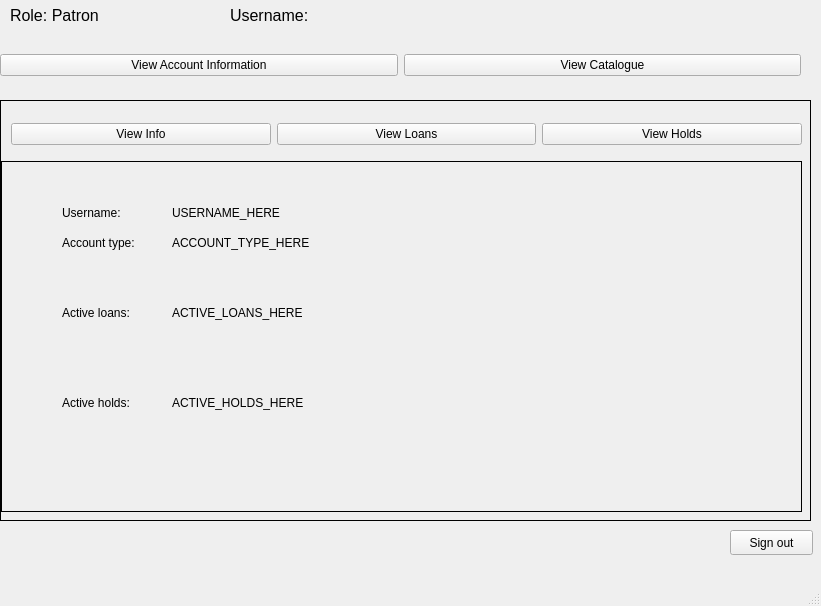
Before: the Qt Designer form testProject/patronwindow.ui in PhiPham1507/HinLIBS, drawn with Qt 5.
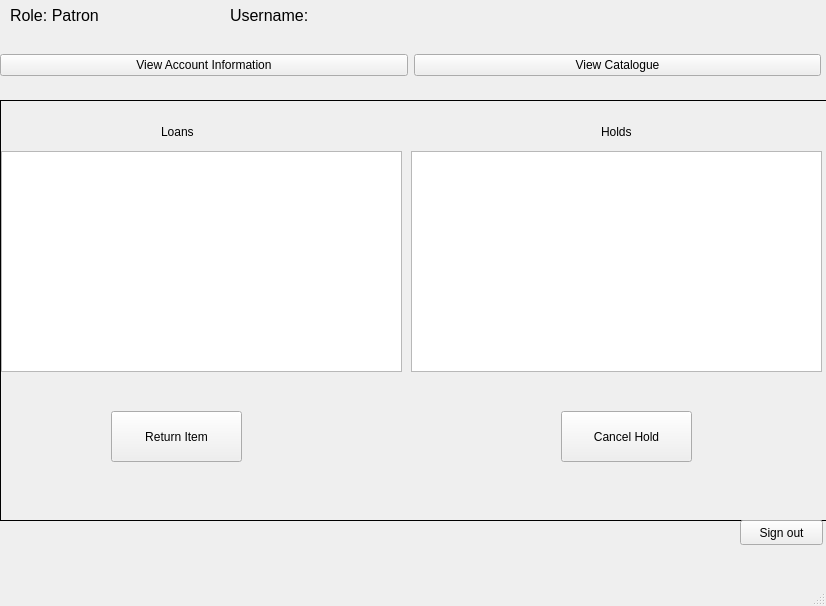
After: the same form once the commit is applied.

Diff of the .ui file:
```diff
--- a/testProject/patronwindow.ui
+++ b/testProject/patronwindow.ui
@@ -6,7 +6,7 @@
    <rect>
     <x>0</x>
     <y>0</y>
-    <width>821</width>
+    <width>826</width>
     <height>606</height>
    </rect>
   </property>
@@ -22,7 +22,7 @@
      <rect>
       <x>0</x>
       <y>40</y>
-      <width>801</width>
+      <width>821</width>
       <height>51</height>
      </rect>
     </property>
@@ -87,7 +87,7 @@
      <rect>
       <x>0</x>
       <y>100</y>
-      <width>811</width>
+      <width>831</width>
       <height>421</height>
      </rect>
     </property>
@@ -102,210 +102,77 @@
     </property>
     <widget class="QWidget" name="page"/>
     <widget class="QWidget" name="accountPage">
-     <widget class="QWidget" name="horizontalLayoutWidget_2">
-      <property name="geometry">
-       <rect>
-        <x>10</x>
-        <y>20</y>
-        <width>791</width>
-        <height>27</height>
-       </rect>
-      </property>
-      <layout class="QHBoxLayout" name="accountLayout">
-       <item>
-        <widget class="QPushButton" name="infoButton">
-         <property name="text">
-          <string>View Info</string>
-         </property>
-        </widget>
-       </item>
-       <item>
-        <widget class="QPushButton" name="loanButton">
-         <property name="text">
-          <string>View Loans</string>
-         </property>
-        </widget>
-       </item>
-       <item>
-        <widget class="QPushButton" name="holdButton">
-         <property name="text">
-          <string>View Holds</string>
-         </property>
-        </widget>
-       </item>
-      </layout>
-     </widget>
-     <widget class="QStackedWidget" name="smallWidget">
+     <widget class="QListWidget" name="loanList">
       <property name="geometry">
        <rect>
         <x>0</x>
-        <y>60</y>
-        <width>801</width>
-        <height>351</height>
+        <y>50</y>
+        <width>401</width>
+        <height>221</height>
        </rect>
       </property>
-      <property name="frameShape">
-       <enum>QFrame::Box</enum>
-      </property>
-      <property name="currentIndex">
-       <number>0</number>
-      </property>
-      <widget class="QWidget" name="infoPage">
-       <widget class="QLabel" name="label">
-        <property name="geometry">
-         <rect>
-          <x>60</x>
-          <y>40</y>
-          <width>81</width>
-          <height>21</height>
-         </rect>
-        </property>
-        <property name="text">
-         <string>Username:</string>
-        </property>
-       </widget>
-       <widget class="QLabel" name="label_2">
+     </widget>
+     <widget class="QListWidget" name="holdList">
         <property name="geometry">
          <rect>
-          <x>60</x>
-          <y>70</y>
-          <width>111</width>
-          <height>21</height>
-         </rect>
-        </property>
-        <property name="text">
-         <string>Account type: </string>
-        </property>
-       </widget>
-       <widget class="QLabel" name="usernameLabel">
+        <x>410</x>
+        <y>50</y>
+        <width>411</width>
+        <height>221</height>
+       </rect>
+      </property>
+     </widget>
+     <widget class="QLabel" name="loanLabel">
         <property name="geometry">
          <rect>
-          <x>170</x>
-          <y>40</y>
-          <width>241</width>
+        <x>160</x>
+        <y>20</y>
+        <width>81</width>
           <height>21</height>
          </rect>
         </property>
         <property name="text">
-         <string>USERNAME_HERE</string>
-        </property>
-       </widget>
-       <widget class="QLabel" name="accountTypeLabel">
+       <string>Loans</string>
+      </property>
+     </widget>
+     <widget class="QLabel" name="holdLabel">
         <property name="geometry">
          <rect>
-          <x>170</x>
-          <y>70</y>
-          <width>241</width>
+        <x>600</x>
+        <y>20</y>
+        <width>81</width>
           <height>21</height>
          </rect>
         </property>
         <property name="text">
-         <string>ACCOUNT_TYPE_HERE</string>
-        </property>
-       </widget>
-       <widget class="QLabel" name="label_3">
+       <string>Holds</string>
+      </property>
+     </widget>
+     <widget class="QPushButton" name="returnButton">
         <property name="geometry">
          <rect>
-          <x>60</x>
-          <y>140</y>
-          <width>111</width>
-          <height>21</height>
+        <x>110</x>
+        <y>310</y>
+        <width>131</width>
+        <height>51</height>
          </rect>
         </property>
         <property name="text">
-         <string>Active loans: </string>
-        </property>
-       </widget>
-       <widget class="QLabel" name="loansLabel">
+       <string>Return Item</string>
+      </property>
+     </widget>
+     <widget class="QPushButton" name="choldButton">
         <property name="geometry">
          <rect>
-          <x>170</x>
-          <y>140</y>
-          <width>241</width>
-          <height>21</height>
+        <x>560</x>
+        <y>310</y>
+        <width>131</width>
+        <height>51</height>
          </rect>
         </property>
         <property name="text">
-         <string>ACTIVE_LOANS_HERE</string>
-        </property>
-       </widget>
-       <widget class="QLabel" name="holdsLabel">
-        <property name="geometry">
-         <rect>
-          <x>170</x>
-          <y>230</y>
-          <width>241</width>
-          <height>21</height>
-         </rect>
-        </property>
-        <property name="text">
-         <string>ACTIVE_HOLDS_HERE</string>
-        </property>
-       </widget>
-       <widget class="QLabel" name="label_4">
-        <property name="geometry">
-         <rect>
-          <x>60</x>
-          <y>230</y>
-          <width>111</width>
-          <height>21</height>
-         </rect>
-        </property>
-        <property name="text">
-         <string>Active holds: </string>
-        </property>
-       </widget>
-      </widget>
-      <widget class="QWidget" name="loanPage">
-       <widget class="QTableWidget" name="tableWidget">
-        <property name="geometry">
-         <rect>
-          <x>10</x>
-          <y>20</y>
-          <width>781</width>
-          <height>321</height>
-         </rect>
-        </property>
-       </widget>
-       <widget class="QLabel" name="swL">
-        <property name="geometry">
-         <rect>
-          <x>280</x>
-          <y>80</y>
-          <width>271</width>
-          <height>91</height>
-         </rect>
-        </property>
-        <property name="text">
-         <string>LOAN PAGE HERE</string>
-        </property>
-       </widget>
-      </widget>
-      <widget class="QWidget" name="holdPage">
-       <widget class="QTableWidget" name="tableWidget_3">
-        <property name="geometry">
-         <rect>
-          <x>10</x>
-          <y>20</y>
-          <width>781</width>
-          <height>321</height>
-         </rect>
-        </property>
-       </widget>
-       <widget class="QLabel" name="swH">
-        <property name="geometry">
-         <rect>
-          <x>190</x>
-          <y>70</y>
-          <width>271</width>
-          <height>91</height>
-         </rect>
-        </property>
-        <property name="text">
-         <string>HOLDS PAGE HERE</string>
-        </property>
-       </widget>
-      </widget>
+       <string>Cancel Hold</string>
+      </property>
      </widget>
     </widget>
     <widget class="QWidget" name="cataloguePage">
@@ -333,13 +200,6 @@
          </property>
         </widget>
        </item>
-       <item>
-        <widget class="QPushButton" name="choldButton">
-         <property name="text">
-          <string>Cancel hold</string>
-         </property>
-        </widget>
-       </item>
       </layout>
      </widget>
      <widget class="QScrollArea" name="catalogueScrollArea">
@@ -394,8 +254,8 @@
    <widget class="QPushButton" name="signoutButton">
     <property name="geometry">
      <rect>
-      <x>730</x>
-      <y>530</y>
+      <x>740</x>
+      <y>520</y>
       <width>83</width>
       <height>25</height>
      </rect>
```
Left out of the diff: 49 changed lines with no effect on the pictures. Lines whose indentation alone changed are shown as unchanged.
